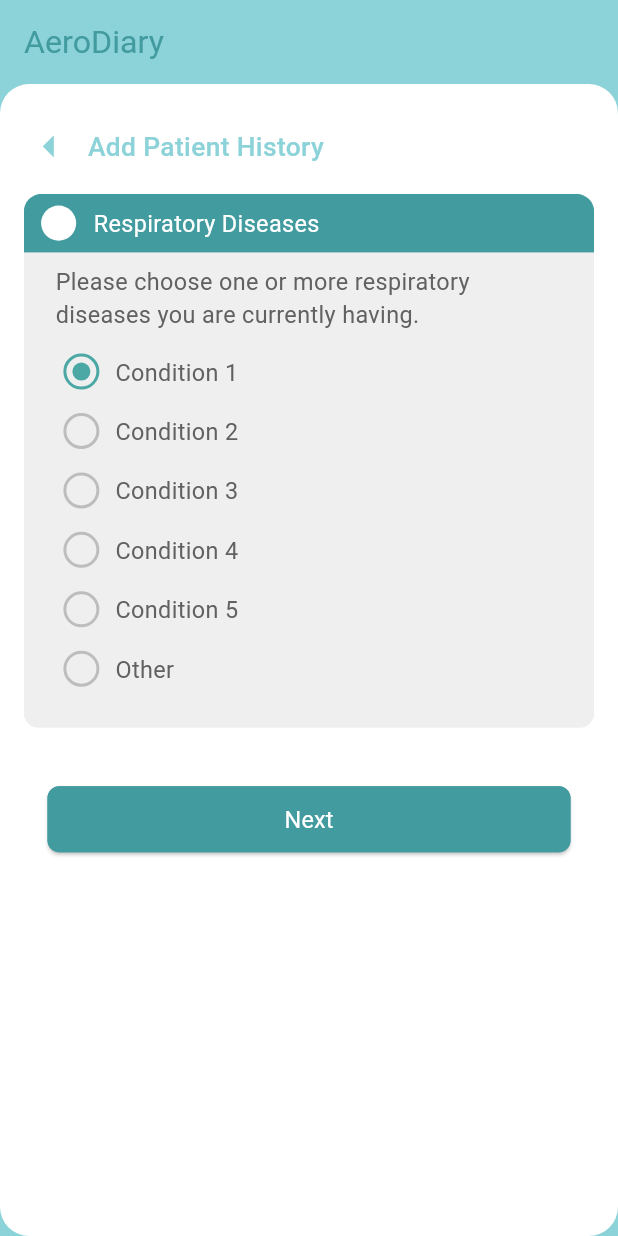
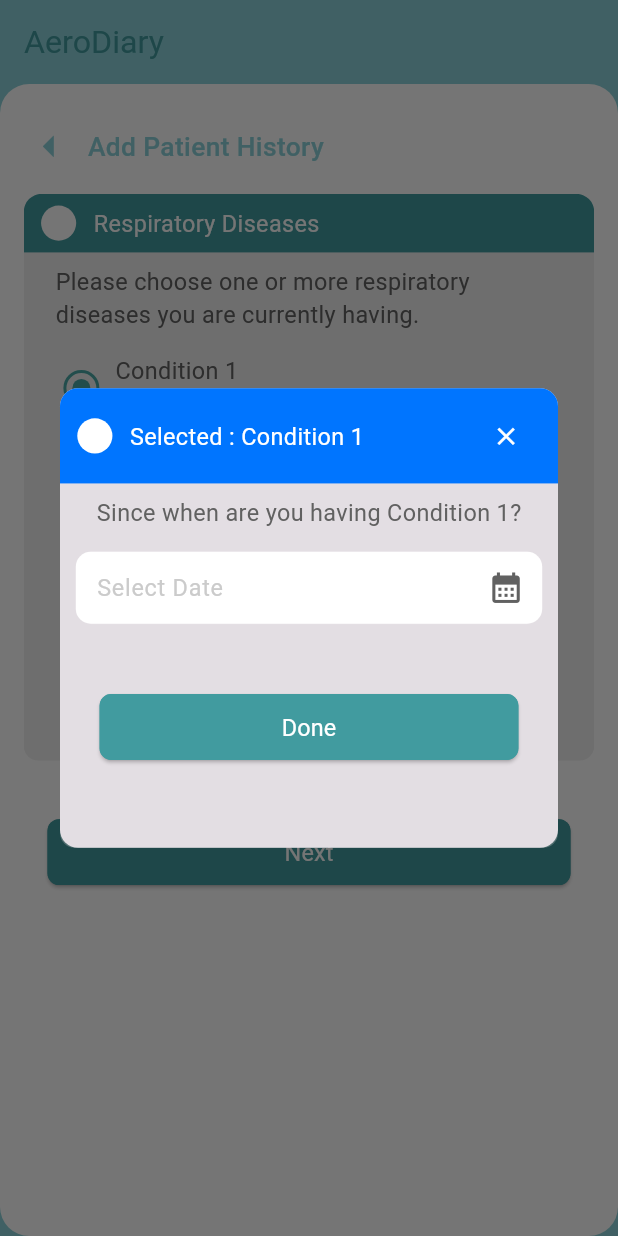
Before and after one commit to RugvedTechtrail/aerodiary, a Flutter app: the HomePage screen opened directly, after a tap on "Next", after a tap on "Back", after a tap on "Condition 1", on a phone screen of 412 x 824 dp. Run offline on Flutter 3.47's test engine with Material 3 defaults, Android fonts, the phone set to English and light mode, and no system bars; drawn by our look-alikes of upgrader; our stand-ins replace dio, dropdown_button2, firebase_core, firebase_messaging, flutter_bloc, flutter_local_notifications and 6 more; accounts and stored records are empty; Roboto replaces fonts that are missing (Content).

Commit message:
added date picker code

```diff
--- a/lib/View/Screens/Home_Page/Controller/home_patient_controller.dart
+++ b/lib/View/Screens/Home_Page/Controller/home_patient_controller.dart
@@ -1,7 +1,15 @@
 import 'dart:developer';
 
+import 'package:aerodiary/constants/const_colors.dart';
+import 'package:aerodiary/constants/custom_textstyle.dart';
+import 'package:aerodiary/widgets/constDatePicker.dart';
+import 'package:aerodiary/widgets/constTextField.dart';
+import 'package:aerodiary/widgets/const_button.dart';
+import 'package:flutter_screenutil/flutter_screenutil.dart';
 import 'package:get/get.dart';
 import 'package:flutter/material.dart';
+import 'package:google_fonts/google_fonts.dart';
+import 'package:intl/intl.dart';
 
 // class ConditionItem {
 //   final String name;
@@ -114,9 +122,15 @@ import 'package:flutter/material.dart';
 class ConditionItem {
   final String name;
   RxBool isSelected;
+  Rx<DateTime?> conditionFromDate;
+  Rx<TextEditingController> dateController;
+  RxBool dateConfirmed; // Add this new flag to track if date was confirmed
 
   ConditionItem({required this.name, required bool selected})
-      : isSelected = selected.obs;
+      : isSelected = selected.obs,
+        conditionFromDate = Rx<DateTime?>(null),
+        dateController = TextEditingController().obs,
+        dateConfirmed = false.obs;
 }
 
 class PatientHistoryController extends GetxController {
@@ -131,9 +145,12 @@ class PatientHistoryController extends GetxController {
   ].obs;
 
   // Controller for the "Other" text field
-
   Rx<TextEditingController> otherConditionController =
       TextEditingController().obs;
+
+  // Format date to display in text field
+  final DateFormat dateFormat = DateFormat('dd/MM/yyyy');
+
   // Flag to show/hide the "Other" text field
   final RxBool showOtherTextField = false.obs;
 
@@ -155,6 +172,10 @@ class PatientHistoryController extends GetxController {
   @override
   void onClose() {
     otherConditionController.value.dispose();
+    // Dispose all date controllers
+    for (var condition in conditions) {
+      condition.dateController.value.dispose();
+    }
     pageController.dispose();
     super.onClose();
   }
@@ -173,17 +194,234 @@ class PatientHistoryController extends GetxController {
   }
 
   void toggleCondition(int index) {
-    conditions[index].isSelected.toggle();
+    final condition = conditions[index];
+    // Toggle selection
+    condition.isSelected.toggle();
+
+    // If the condition is unselected, also reset the date and confirmation
+    if (!condition.isSelected.value) {
+      condition.conditionFromDate.value = null;
+      condition.dateController.value.clear();
+      condition.dateConfirmed.value = false;
+    }
+
+    // If the condition is selected and it's not "Other", show date picker dialog
+    if (condition.isSelected.value && condition.name != 'Other') {
+      _showDatePickerDialog(index);
+    }
 
     // If "Other" is selected or unselected, update the text field visibility
-    if (conditions[index].name == 'Other') {
-      showOtherTextField.value = conditions[index].isSelected.value;
+    if (condition.name == 'Other') {
+      showOtherTextField.value = condition.isSelected.value;
       if (!showOtherTextField.value) {
         otherConditionController.value.clear();
       }
     }
-    log('Selected condition is ${conditions[index].name}');
+
+    log('Selected condition is ${condition.name}');
     update(['conditions_list']);
+  }
+
+  void _showDatePickerDialog(int index) {
+    final condition = conditions[index];
+    final formKey = GlobalKey<FormState>();
+
+    // Store original values to restore if canceled
+    final originalDate = condition.conditionFromDate.value;
+    final originalConfirmed = condition.dateConfirmed.value;
+
+    Get.dialog(
+      Dialog(
+        shape: RoundedRectangleBorder(
+          borderRadius: BorderRadius.circular(12),
+        ),
+        child: Form(
+          key: formKey,
+          child: Column(
+            mainAxisSize: MainAxisSize.min,
+            children: [
+              Container(
+                decoration: const BoxDecoration(
+                  color: ConstColors.blue,
+                  borderRadius: BorderRadius.only(
+                    topLeft: Radius.circular(12),
+                    topRight: Radius.circular(12),
+                  ),
+                ),
+                padding: EdgeInsets.symmetric(horizontal: 10.w, vertical: 8.h),
+                child: Row(
+                  mainAxisAlignment: MainAxisAlignment.spaceBetween,
+                  children: [
+                    Row(
+                      children: [
+                        Container(
+                          width: 24.w,
+                          height: 24.h,
+                          decoration: const BoxDecoration(
+                            color: Colors.white,
+                            shape: BoxShape.circle,
+                          ),
+                          child: Center(
+                            child: Container(
+                              width: 16.w,
+                              height: 16.h,
+                              decoration: const BoxDecoration(
+                                color: Colors.white,
+                                shape: BoxShape.circle,
+                              ),
+                            ),
+                          ),
+                        ),
+                        SizedBox(width: 10.w),
+                        Text(
+                          'Selected : ${condition.name}',
+                          style: getTextTheme().bodyMedium,
+                        ),
+                      ],
+                    ),
+                    IconButton(
+                      onPressed: () {
+                        // If canceled and no previous date was confirmed, unselect the condition
+                        if (!originalConfirmed) {
+                          condition.isSelected.value = false;
+                        } else {
+                          // Restore original values if there was a previously confirmed date
+                          condition.conditionFromDate.value = originalDate;
+                          condition.dateConfirmed.value = originalConfirmed;
+                        }
+                        Get.back();
+                        update(['conditions_list']);
+                      },
+                      icon: Icon(
+                        Icons.close,
+                        color: Colors.white,
+                        size: 20.sp,
+                      ),
+                    ),
+                  ],
+                ),
+              ),
+              Container(
+                padding: EdgeInsets.only(
+                  bottom: 20.h,
+                  left: 10.w,
+                  right: 10.w,
+                ),
+                decoration: BoxDecoration(
+                  borderRadius: BorderRadius.only(
+                    bottomLeft: Radius.circular(10.sp),
+                    bottomRight: Radius.circular(10.sp),
+                  ),
+                  color: ConstColors.grey.withOpacity(0.3),
+                ),
+                child: Column(
+                  children: [
+                    Padding(
+                      padding:
+                          EdgeInsets.symmetric(vertical: 8.h, horizontal: 10.w),
+                      child: Text(
+                        'Since when are you having ${condition.name}?',
+                        style: getTextTheme(
+                          color: ConstColors.darkGrey,
+                        ).bodyMedium,
+                      ),
+                    ),
+                    ConstYearPicker(
+                      controller: condition.dateController.value,
+                      hintText: 'Select Date',
+                      textStyle: GoogleFonts.content(
+                        fontWeight: FontWeight.w400,
+                        color: ConstColors.darkGrey,
+                        fontSize: 16.sp,
+                      ),
+                      hintStyle: GoogleFonts.content(
+                        fontWeight: FontWeight.w400,
+                        color: ConstColors.grey,
+                        fontSize: 16.sp,
+                      ),
+                      validator: (value) {
+                        if (value == null || value.isEmpty) {
+                          return 'Please select a date';
+                        }
+                        return null;
+                      },
+                      onChanged: (value) {
+                        // Parse the date from the format returned by ConstYearPicker (yyyy-MM-dd)
+                        condition.conditionFromDate.value =
+                            DateTime.parse(value);
+                        // Format it according to your desired format (dd/MM/yyyy)
+                        condition.dateController.value.text = dateFormat
+                            .format(condition.conditionFromDate.value!);
+                      },
+                      onSaved: (p0) {},
+                      iconColor: ConstColors.darkGrey,
+                    ),
+                    ConstantButton(
+                      height: 45.h,
+                      horiPadding: 15.w,
+                      vertiPadding: 40.h,
+                      press: () {
+                        if (formKey.currentState?.validate() ?? false) {
+                          if (condition.conditionFromDate.value != null) {
+                            // Mark date as confirmed only when Done is clicked and date is selected
+                            condition.dateConfirmed.value = true;
+                            Get.back();
+                            update(['conditions_list']);
+                          } else {
+                            // Show error or fallback behavior
+                            Get.snackbar(
+                              'Error',
+                              'Please select a date first',
+                              backgroundColor: Colors.red,
+                              colorText: Colors.white,
+                            );
+                          }
+                        }
+                      },
+                      text: "Done",
+                      borderRadius: 8.sp,
+                      color: ConstColors.buttonColor,
+                      bordercolor: ConstColors.buttonColor,
+                      style: getTextTheme(
+                        fontWeight: FontWeight.w500,
+                      ).bodyMedium,
+                    )
+                  ],
+                ),
+              ),
+            ],
+          ),
+        ),
+      ),
+    );
+  }
+
+  // Method to select date
+
+  List<Map<String, dynamic>> getSelectedConditionsWithDates() {
+    final selectedConditionsWithDates =
+        conditions.where((c) => c.isSelected.value).map((c) {
+      if (c.name == 'Other') {
+        return {
+          'name': 'Other: ${otherConditionController.value.text}',
+          'date': c.conditionFromDate.value,
+          'dateString': c.conditionFromDate.value != null
+              ? dateFormat.format(c.conditionFromDate.value!)
+              : null,
+        };
+      } else {
+        return {
+          'name': c.name,
+          'date': c.conditionFromDate.value,
+          'dateString': c.conditionFromDate.value != null
+              ? dateFormat.format(c.conditionFromDate.value!)
+              : null,
+        };
+      }
+    }).toList();
+
+    log('Selected conditions with dates: $selectedConditionsWithDates');
+    return selectedConditionsWithDates;
   }
 
   List<String> getSelectedConditions() {
@@ -201,8 +439,9 @@ class PatientHistoryController extends GetxController {
   void goToNextPage() {
     // Process selected conditions if needed
     if (currentPageIndex.value == 0) {
-      List<String> selectedConditions = getSelectedConditions();
-      log('Selected conditions: $selectedConditions');
+      List<Map<String, dynamic>> selectedConditionsWithDates =
+          getSelectedConditionsWithDates();
+      log('Selected conditions with dates: $selectedConditionsWithDates');
     }
 
     // Check if we're not on the last page
--- a/lib/View/Screens/Home_Page/View/home_page.dart
+++ b/lib/View/Screens/Home_Page/View/home_page.dart
@@ -909,6 +909,84 @@ class HomePage extends StatelessWidget {
     );
   }
 
+  Widget _buildConditionItem(PatientHistoryController controller, int index) {
+    return Padding(
+      padding: EdgeInsets.symmetric(vertical: 8.0.h),
+      child: InkWell(
+        onTap: () => controller.toggleCondition(index),
+        child: Row(
+          children: [
+            Obx(() {
+              final condition = controller.conditions[index];
+              return Container(
+                width: 24,
+                height: 24,
+                decoration: BoxDecoration(
+                  shape: BoxShape.circle,
+                  border: Border.all(
+                    color: condition.isSelected.value
+                        ? const Color(0xFF4BA8A5)
+                        : Colors.grey[400]!,
+                    width: 2,
+                  ),
+                ),
+                child: condition.isSelected.value
+                    ? Center(
+                        child: Container(
+                          width: 12,
+                          height: 12,
+                          decoration: const BoxDecoration(
+                            color: Color(0xFF4BA8A5),
+                            shape: BoxShape.circle,
+                          ),
+                        ),
+                      )
+                    : null,
+              );
+            }),
+            SizedBox(width: 10.w),
+            Obx(() {
+              final condition = controller.conditions[index];
+              return Expanded(
+                child: Column(
+                  crossAxisAlignment: CrossAxisAlignment.start,
+                  children: [
+                    Text(
+                      condition.name,
+                      style: getTextTheme(
+                        color: ConstColors.darkGrey,
+                      ).bodyMedium,
+                    ),
+                    if (condition.isSelected.value)
+                      Padding(
+                        padding: EdgeInsets.only(top: 4.h),
+                        child: condition.conditionFromDate.value != null &&
+                                condition.dateConfirmed.value
+                            ? Text(
+                                'Since: ${controller.dateFormat.format(condition.conditionFromDate.value!)}',
+                                style: getTextTheme(
+                                  color: ConstColors.darkGrey.withOpacity(0.7),
+                                  fontSize: 12.sp,
+                                ).bodySmall,
+                              )
+                            : Text(
+                                'Select date',
+                                style: getTextTheme(
+                                  color: ConstColors.grey,
+                                  fontSize: 12.sp,
+                                ).bodySmall,
+                              ),
+                      ),
+                  ],
+                ),
+              );
+            }),
+          ],
+        ),
+      ),
+    );
+  }
+
   Widget _buildConditionsPage(PatientHistoryController controller) {
     return SingleChildScrollView(
       child: Column(
@@ -1056,54 +1134,6 @@ class HomePage extends StatelessWidget {
             ).bodyMedium,
           )
         ],
-      ),
-    );
-  }
-
-  Widget _buildConditionItem(PatientHistoryController controller, int index) {
-    return Padding(
-      padding: EdgeInsets.symmetric(vertical: 8.0.h),
-      child: InkWell(
-        onTap: () => controller.toggleCondition(index),
-        child: Row(
-          children: [
-            Obx(() {
-              final condition = controller.conditions[index];
-              return Container(
-                width: 24,
-                height: 24,
-                decoration: BoxDecoration(
-                  shape: BoxShape.circle,
-                  border: Border.all(
-                    color: condition.isSelected.value
-                        ? const Color(0xFF4BA8A5)
-                        : Colors.grey[400]!,
-                    width: 2,
-                  ),
-                ),
-                child: condition.isSelected.value
-                    ? Center(
-                        child: Container(
-                          width: 12,
-                          height: 12,
-                          decoration: const BoxDecoration(
-                            color: Color(0xFF4BA8A5),
-                            shape: BoxShape.circle,
-                          ),
-                        ),
-                      )
-                    : null,
-              );
-            }),
-            SizedBox(width: 10.w),
-            Text(
-              controller.conditions[index].name,
-              style: getTextTheme(
-                color: ConstColors.darkGrey,
-              ).bodyMedium,
-            ),
-          ],
-        ),
       ),
     );
   }
```
